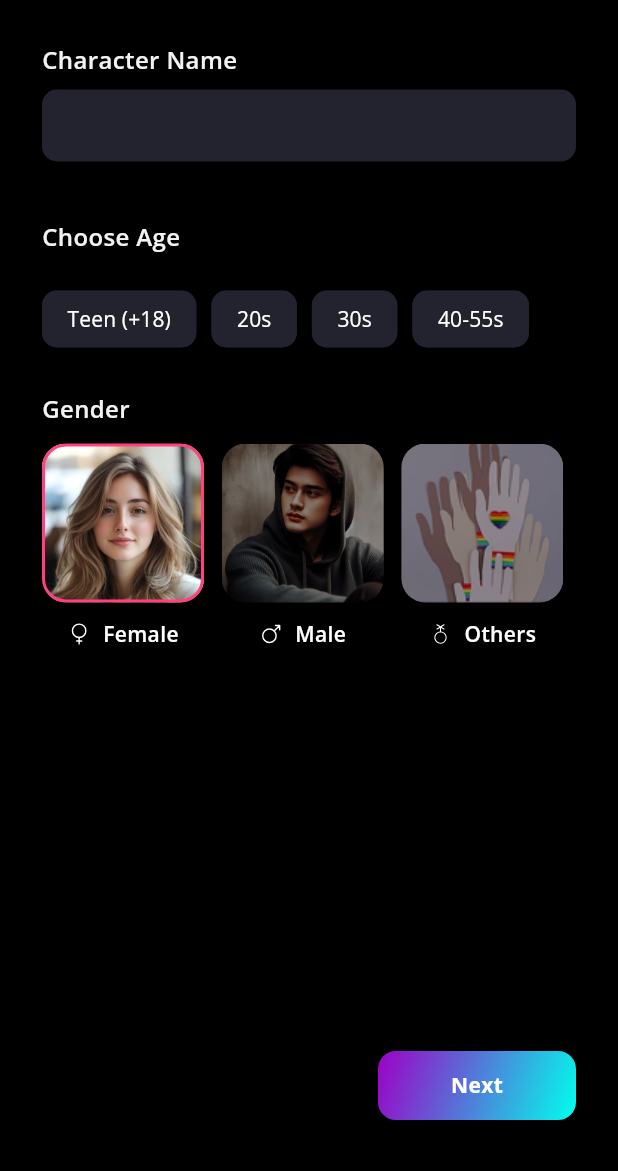
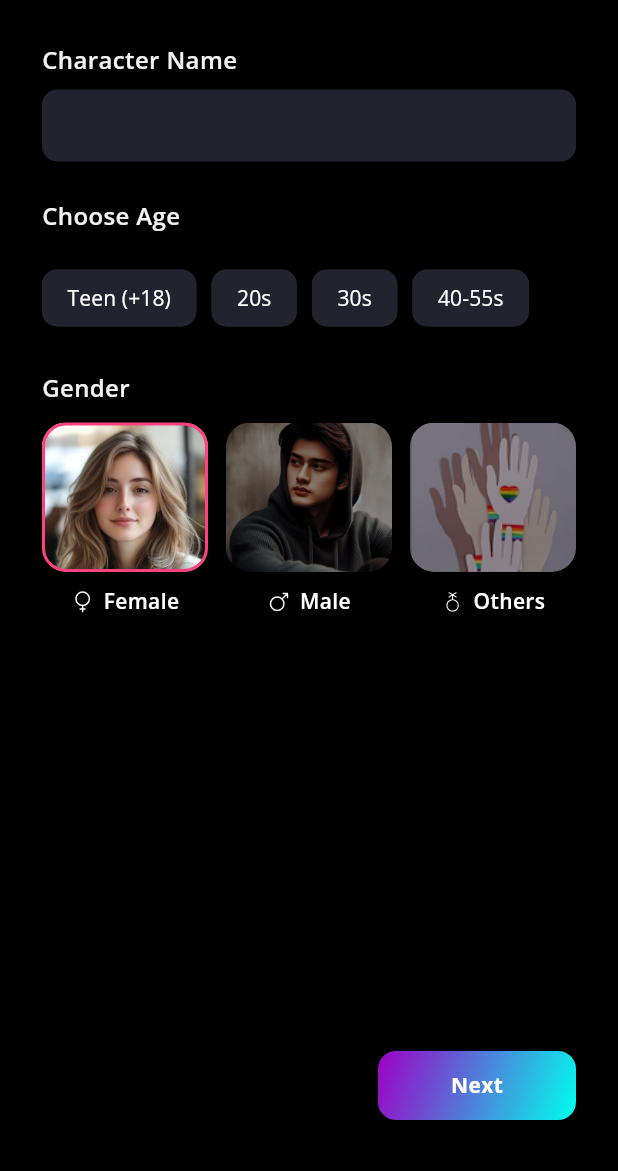
Before and after one commit to harshkapoor99/android, a Flutter app: the CreateTab screen opened directly, after a tap on "Female", on a phone screen of 412 x 824 dp, the part 65-1236 px from its top. Run offline on Flutter 3.47's test engine with Material 3 defaults, Android fonts, the phone set to English and light mode, and no system bars; our stand-ins replace cached_network_image, flutter_screenutil, flutter_svg, google_fonts, page_transition, pinput; project files that could hold a hidden picture were left out.

Commit message:
Page Responsive

```diff
--- a/lib/components/image_option_selector.dart
+++ b/lib/components/image_option_selector.dart
@@ -1,6 +1,5 @@
 import 'package:flutter/material.dart';
-import 'package:flutter_svg/svg.dart';
-import 'package:google_fonts/google_fonts.dart';
+import 'package:flutter_svg/flutter_svg.dart';
 
 class ImageOptionSelector extends StatelessWidget {
   final List<Map<String, dynamic>> options;
@@ -18,31 +17,22 @@ class ImageOptionSelector extends StatelessWidget {
   Widget build(BuildContext context) {
     return LayoutBuilder(
       builder: (context, constraints) {
-        final separatorWidth = 16.0 * (options.length - 1);
-        final rawItemWidth = (constraints.maxWidth - separatorWidth) / options.length;
+        const spacing = 12.0;
+        const totalSpacing = spacing * 2; // between 3 items
+        final itemWidth = (constraints.maxWidth - totalSpacing) / 3;
+        final imageHeight = itemWidth * 0.9;
 
-        // Clamp width and height
-        final itemWidth = rawItemWidth.clamp(0.0, 116.0);
-        final imageHeight = 106.0;
-
-        return SizedBox(
-          height: imageHeight + 11 + 24, // image + spacing + label/icon
-          child: Row(
-            mainAxisSize: MainAxisSize.min,
-            children: List.generate(options.length * 2 - 1, (index) {
-              if (index.isOdd) {
-                // Gap between items
-                return const SizedBox(width: 11.8);
-              }
-
-              final actualIndex = index ~/ 2;
-              final option = options[actualIndex];
+        return Wrap(
+          spacing: spacing,
+          runSpacing: spacing,
+          children: options.map((option) {
             final isSelected = selected == option['value'];
 
             return GestureDetector(
               onTap: () => onChanged(option['value']),
+              child: SizedBox(
+                width: itemWidth,
                 child: Column(
-                  crossAxisAlignment: CrossAxisAlignment.center,
                   children: [
                     Container(
                       width: itemWidth,
@@ -55,7 +45,9 @@ class ImageOptionSelector extends StatelessWidget {
                         image: DecorationImage(
                           image: AssetImage(option['image']),
                           fit: BoxFit.cover,
-                          alignment: option['label'] == 'Female' ? const Alignment(0, -0.8) : Alignment.center,
+                          alignment: option['label'] == 'Female'
+                              ? const Alignment(0, -0.8)
+                              : Alignment.center,
                           colorFilter: isSelected
                               ? null
                               : ColorFilter.mode(
@@ -63,13 +55,10 @@ class ImageOptionSelector extends StatelessWidget {
                             BlendMode.darken,
                           ),
                         ),
-
                       ),
                     ),
-                    const SizedBox(height: 11),
-                    SizedBox(
-                      width: itemWidth,
-                      child: Row(
+                    const SizedBox(height: 10),
+                    Row(
                       mainAxisAlignment: MainAxisAlignment.center,
                       children: [
                         if (option['icon'] != null) ...[
@@ -86,36 +75,34 @@ class ImageOptionSelector extends StatelessWidget {
                             width: 16,
                             color: Colors.white,
                           ),
-                            const SizedBox(width: 8),
+                          const SizedBox(width: 6),
                         ],
                         Flexible(
                           child: Text(
                             option['label'],
-                              style: TextStyle(
+                            style: const TextStyle(
                               fontWeight: FontWeight.w600,
                               fontSize: 14,
                               color: Colors.white,
+                              overflow: TextOverflow.ellipsis,
                               shadows: [
                                 Shadow(
                                   blurRadius: 4,
-                                    color: Colors.black.withOpacity(0.7),
-                                    offset: const Offset(0, 2),
-                                  )
+                                  color: Colors.black,
+                                  offset: Offset(0, 2),
+                                ),
                               ],
                             ),
-                              overflow: TextOverflow.ellipsis,
                             textAlign: TextAlign.center,
                           ),
                         ),
                       ],
                     ),
-                    ),
                   ],
                 ),
+              ),
             );
-            }),
-          ),
-
+          }).toList(),
         );
       },
     );
--- a/lib/components/labeled_text_field.dart
+++ b/lib/components/labeled_text_field.dart
@@ -4,8 +4,6 @@ import 'package:google_fonts/google_fonts.dart';
 class LabeledTextField extends StatelessWidget {
   final TextEditingController controller;
   final String label;
-  final double width;
-  final double height;
   final Color labelColor;
   final Color fillColor;
   final TextStyle? labelTextStyle;
@@ -17,8 +15,6 @@ class LabeledTextField extends StatelessWidget {
     Key? key,
     required this.controller,
     required this.label,
-    this.width = 374,
-    this.height = 90,
     this.labelColor = const Color(0xFFF2F2F2),
     this.fillColor = const Color(0xFF23222F),
     this.labelTextStyle,
@@ -37,10 +33,9 @@ class LabeledTextField extends StatelessWidget {
           color: labelColor,
         );
 
-    return SizedBox(
-      width: width,
-      height: height,
-      child: Column(
+    return LayoutBuilder(
+      builder: (context, constraints) {
+        return Column(
           crossAxisAlignment: CrossAxisAlignment.start,
           children: [
             Text(label, style: labelStyle),
@@ -67,7 +62,8 @@ class LabeledTextField extends StatelessWidget {
               ),
             ),
           ],
-      ),
+        );
+      },
     );
   }
 }
--- a/lib/screens/tabs/Step2Widget.dart
+++ b/lib/screens/tabs/Step2Widget.dart
@@ -1,9 +1,5 @@
 import 'package:flutter/material.dart';
 import 'package:flutter_svg/svg.dart';
-import 'package:google_fonts/google_fonts.dart';
-import '../../components/choice_option_selector.dart';
-import '../../components/image_option_selector.dart';
-import '../../components/labeled_text_field.dart';
 
 class Step2Widget extends StatefulWidget {
   const Step2Widget({super.key});
@@ -14,15 +10,15 @@ class Step2Widget extends StatefulWidget {
 
 class _Step2WidgetState extends State<Step2Widget> {
 
-  Widget _buildOptionTile(String title, String icon) {
+  Widget _buildOptionTile(String title, String icon, double width, {bool isLast = false}) {
     return Padding(
-      padding: const EdgeInsets.only(bottom: 24),
+      padding: EdgeInsets.only(bottom: title == 'City' ? 0 : 24),
       child: Container(
-        width: 333, // Set width
-        height: 56, // Set height
+        width: width,
+        height: 56,
         decoration: BoxDecoration(
-          color: const Color(0xFF23222F), // Background color #23222F
-          borderRadius: BorderRadius.circular(10), // Border radius 10px
+          color: const Color(0xFF23222F),
+          borderRadius: BorderRadius.circular(10),
         ),
         child: ListTile(
           leading: SizedBox(
@@ -30,50 +26,44 @@ class _Step2WidgetState extends State<Step2Widget> {
             width: 16,
             child: SvgPicture.asset(icon, height: 16, width: 16),
           ),
-
           title: Text(
             title,
-            style: TextStyle(color: Colors.white, fontWeight: FontWeight.w600),
-          ), // White text
-          trailing: const Icon(
-            Icons.arrow_forward_ios,
-            color: Colors.white,
-            size: 16,
+            style: const TextStyle(color: Colors.white, fontWeight: FontWeight.w600),
           ),
-          onTap: () {
-            _showOptionPopup(context);
-          },
+          trailing: const Icon(Icons.arrow_forward_ios, color: Colors.white, size: 16),
+          onTap: () => _showOptionPopup(context),
         ),
       ),
     );
   }
 
+
   void _showOptionPopup(BuildContext context) {
     showModalBottomSheet(
       context: context,
-      backgroundColor: Colors.transparent, // Remove default background color
+      backgroundColor: Colors.transparent,
       builder: (context) {
+        final screenWidth = MediaQuery.of(context).size.width;
+        final crossAxisCount = screenWidth < 400
+            ? 2
+            : screenWidth < 700
+            ? 3
+            : 4;
+
         return Container(
-          height: 552, // Increase height slightly for title
-          decoration: BoxDecoration(
+          height: 552,
+          decoration: const BoxDecoration(
             color: Color(0xFF141416),
-            borderRadius: BorderRadius.only(
-              topLeft: Radius.circular(40),
-              topRight: Radius.circular(40),
-            ),
+            borderRadius: BorderRadius.vertical(top: Radius.circular(40)),
           ),
           child: Column(
             children: [
               Padding(
-                padding: const EdgeInsets.symmetric(
-                  horizontal: 16,
-                  vertical: 12,
-                ),
-                child: Padding(
-                  padding: const EdgeInsets.symmetric(vertical: 16),
+                padding:
+                const EdgeInsets.symmetric(horizontal: 16, vertical: 16),
                 child: Row(
                   children: [
-                      Expanded(
+                    const Expanded(
                       child: Text(
                         'Choose from here',
                         style: TextStyle(
@@ -85,10 +75,9 @@ class _Step2WidgetState extends State<Step2Widget> {
                     ),
                     GestureDetector(
                       onTap: () => Navigator.pop(context),
-                        child: Icon(Icons.close, color: Colors.white),
+                      child: const Icon(Icons.close, color: Colors.white),
                     ),
                   ],
-                  ),
                 ),
               ),
               Expanded(
@@ -96,32 +85,24 @@ class _Step2WidgetState extends State<Step2Widget> {
                   padding: const EdgeInsets.symmetric(horizontal: 12),
                   child: GridView.builder(
                     gridDelegate: SliverGridDelegateWithFixedCrossAxisCount(
-                      crossAxisCount: 3, // 3 columns
+                      crossAxisCount: crossAxisCount,
                       crossAxisSpacing: 12,
                       mainAxisSpacing: 12,
                       childAspectRatio: 2.5,
                     ),
-                    itemCount: 21, // 7 rows x 3 columns
+                    itemCount: 21,
                     itemBuilder: (context, index) {
                       return GestureDetector(
                         onTap: () => Navigator.pop(context),
                         child: Container(
-                          width: 106, // Width of the button
-                          height: 46, // Height of the button
-                          padding: EdgeInsets.symmetric(
-                            vertical: 8,
-                            horizontal: 16,
-                          ), // Padding
+                          padding: const EdgeInsets.symmetric(
+                              vertical: 8, horizontal: 16),
                           decoration: BoxDecoration(
-                            color: Color(0xFF23222F),
-                            borderRadius: BorderRadius.circular(
-                              100,
-                            ), // Border-radius of 100px
+                            color: const Color(0xFF23222F),
+                            borderRadius: BorderRadius.circular(100),
                           ),
-                          child: Row(
-                            mainAxisAlignment: MainAxisAlignment.center,
-                            children: [
-                              Text(
+                          child: const Center(
+                            child: Text(
                               'Choose type',
                               style: TextStyle(
                                 color: Color(0xFFE5E5E5),
@@ -129,10 +110,6 @@ class _Step2WidgetState extends State<Step2Widget> {
                                 fontWeight: FontWeight.w600,
                               ),
                             ),
-                              SizedBox(
-                                width: 10,
-                              ), // Gap between text and any other widget (e.g., icon)
-                            ],
                           ),
                         ),
                       );
@@ -149,60 +126,43 @@ class _Step2WidgetState extends State<Step2Widget> {
 
   @override
   Widget build(BuildContext context) {
+    final screenWidth = MediaQuery.of(context).size.width;
+    final maxContainerWidth = screenWidth * 0.9; // 90% of screen width
+
     return SingleChildScrollView(
       child: Column(
         crossAxisAlignment: CrossAxisAlignment.start,
         children: [
-          Text(
+          const Text(
             'Choose Character’s',
             style: TextStyle(
               fontSize: 16,
               fontWeight: FontWeight.w600,
-              color: const Color(0xFFF2F2F2),
+              color: Color(0xFFF2F2F2),
             ),
           ),
-          const SizedBox(height: 20),
-          Positioned(
-            top: 191,
-            left: 28,
+          const SizedBox(height: 25),
+          Center(
             child: Container(
-              width: 374,
-              height: 509,
+              width: maxContainerWidth,
               decoration: BoxDecoration(
-                color: Color(0xFF151519), // Background color #151519
+                color: const Color(0xFF151519),
                 borderRadius: BorderRadius.circular(10),
               ),
-              child: Padding(
-                padding: const EdgeInsets.only(top: 24),
+              padding: const EdgeInsets.symmetric(vertical: 24, horizontal: 12),
               child: Column(
                 children: [
-                    _buildOptionTile(
-                      'Personality',
-                      'assets/icons/solar_mask-sad-linear.svg',
-                    ),
-                    _buildOptionTile(
-                      'Relationship',
-                      'assets/icons/carbon_friendship.svg',
-                    ),
-                    _buildOptionTile(
-                      'Behaviour',
-                      'assets/icons/token_mind.svg',
-                    ),
-                    _buildOptionTile(
-                      'Voice',
-                      'assets/icons/ri_voice-ai-fill.svg',
-                    ),
-                    _buildOptionTile('Country', 'assets/icons/ci_flag.svg'),
-                    _buildOptionTile(
-                      'City',
-                      'assets/icons/mage_location.svg',
-                    ),
+                  _buildOptionTile('Personality', 'assets/icons/solar_mask-sad-linear.svg', maxContainerWidth),
+                  _buildOptionTile('Relationship', 'assets/icons/carbon_friendship.svg', maxContainerWidth),
+                  _buildOptionTile('Behaviour', 'assets/icons/token_mind.svg', maxContainerWidth),
+                  _buildOptionTile('Voice', 'assets/icons/ri_voice-ai-fill.svg', maxContainerWidth),
+                  _buildOptionTile('Country', 'assets/icons/ci_flag.svg', maxContainerWidth),
+                  _buildOptionTile('City', 'assets/icons/mage_location.svg', maxContainerWidth),
                 ],
               ),
             ),
           ),
-          ),
-          const SizedBox(height: 30),
+          const SizedBox(height: 25),
         ],
       ),
     );
--- a/lib/screens/tabs/Step3Widget.dart
+++ b/lib/screens/tabs/Step3Widget.dart
@@ -1,9 +1,5 @@
 import 'package:flutter/material.dart';
 import 'package:flutter_svg/svg.dart';
-import 'package:google_fonts/google_fonts.dart';
-import '../../components/choice_option_selector.dart';
-import '../../components/image_option_selector.dart';
-import '../../components/labeled_text_field.dart';
 
 class Step3Widget extends StatefulWidget {
   const Step3Widget({super.key});
@@ -13,7 +9,6 @@ class Step3Widget extends StatefulWidget {
 }
 
 class _Step3WidgetState extends State<Step3Widget> {
-
   final TextEditingController _descriptionController = TextEditingController();
   final TextEditingController _backstoryController = TextEditingController();
   bool _isBackstoryEmpty = true;
@@ -25,15 +20,11 @@ class _Step3WidgetState extends State<Step3Widget> {
   @override
   void initState() {
     super.initState();
-
-    // Listen to changes in the backstory TextField
     _backstoryController.addListener(() {
       setState(() {
         _isBackstoryEmpty = _backstoryController.text.isEmpty;
       });
     });
-
-    // Listen to changes in the image description TextField
     _descriptionController.addListener(() {
       setState(() {
         _isDescriptionEmpty = _descriptionController.text.isEmpty;
@@ -43,17 +34,18 @@ class _Step3WidgetState extends State<Step3Widget> {
 
   @override
   void dispose() {
-    // Dispose the controllers and focus nodes
     _backstoryController.dispose();
     _backstoryFocusNode.dispose();
     _descriptionController.dispose();
     _descriptionFocusNode.dispose();
-    _pageController.dispose(); // Dispose the PageController
+    _pageController.dispose();
     super.dispose();
   }
 
   @override
   Widget build(BuildContext context) {
+    final screenWidth = MediaQuery.of(context).size.width;
+
     return SingleChildScrollView(
       child: Column(
         crossAxisAlignment: CrossAxisAlignment.start,
@@ -63,10 +55,8 @@ class _Step3WidgetState extends State<Step3Widget> {
             child: Column(
               children: [
                 Stack(
-                  clipBehavior:
-                  Clip.none, // Allow children to be placed outside the box
+                  clipBehavior: Clip.none,
                   children: [
-                    // Character image container
                     Container(
                       width: 167,
                       height: 167,
@@ -82,22 +72,19 @@ class _Step3WidgetState extends State<Step3Widget> {
                         ),
                       ),
                     ),
-                    // Edit icon positioned 10px outside the box to the right
                     Positioned(
-                      right:
-                      -23, // Positioning the icon 10px outside the container
+                      right: -23,
                       bottom: 0,
                       child: SvgPicture.asset(
-                        'assets/icons/solar_pen-2-bold.svg', // Your SVG asset path
+                        'assets/icons/solar_pen-2-bold.svg',
                         width: 26,
                         height: 26,
                       ),
                     ),
                   ],
                 ),
-
                 const SizedBox(height: 10),
-                Text(
+                const Text(
                   'Character Image',
                   style: TextStyle(
                     fontSize: 16,
@@ -111,8 +98,7 @@ class _Step3WidgetState extends State<Step3Widget> {
 
           const SizedBox(height: 30),
 
-          // Image description section
-          Text(
+          const Text(
             'Image description (if any)',
             style: TextStyle(
               fontSize: 16,
@@ -122,20 +108,14 @@ class _Step3WidgetState extends State<Step3Widget> {
           ),
           const SizedBox(height: 10),
           Container(
-            width: 374,
+            width: double.infinity,
             height: 144,
             decoration: BoxDecoration(
-              border: Border.all(
-                color: Colors.transparent,
-              ), // Remove green border
-              borderRadius: BorderRadius.circular(
-                16,
-              ), // Keep other properties
-              color: const Color(0xFF272730), // Background color
+              borderRadius: BorderRadius.circular(16),
+              color: const Color(0xFF272730),
             ),
             child: Stack(
               children: [
-                // Text field with a nested Stack for layering
                 Stack(
                   children: [
                     TextField(
@@ -148,37 +128,27 @@ class _Step3WidgetState extends State<Step3Widget> {
                         border: InputBorder.none,
                         enabledBorder: InputBorder.none,
                         focusedBorder: InputBorder.none,
-                        hintText: '',
-                        hintStyle: TextStyle(color: Colors.grey),
                         contentPadding: EdgeInsets.all(16),
                       ),
                     ),
-
-                    // Conditionally show floating Random Prompt button
                     if (_isDescriptionEmpty)
                       Positioned(
                         bottom: 12,
                         right: 12,
                         child: SizedBox(
-                          width: 148,
                           height: 32,
                           child: ElevatedButton.icon(
-                            onPressed: () {
-                              // Your prompt logic here
-                            },
+                            onPressed: () {},
                             style: ElevatedButton.styleFrom(
                               backgroundColor: const Color(0xFF1C1B2A),
-                              padding: const EdgeInsets.symmetric(
-                                horizontal: 12,
-                              ),
+                              padding: const EdgeInsets.symmetric(horizontal: 12),
                               shape: RoundedRectangleBorder(
                                 borderRadius: BorderRadius.circular(8),
                               ),
                               elevation: 0,
                             ),
                             icon: ShaderMask(
-                              shaderCallback:
-                                  (bounds) => const LinearGradient(
+                              shaderCallback: (bounds) => const LinearGradient(
                                 colors: [
                                   Color(0xFFAD00FF),
                                   Color(0xFF00E0FF),
@@ -190,7 +160,7 @@ class _Step3WidgetState extends State<Step3Widget> {
                                 'assets/svgs/ic_chat_prefix.svg',
                                 width: 18,
                                 height: 18,
-                                colorFilter: ColorFilter.mode(
+                                colorFilter: const ColorFilter.mode(
                                   Colors.white,
                                   BlendMode.srcIn,
                                 ),
@@ -209,8 +179,6 @@ class _Step3WidgetState extends State<Step3Widget> {
                       ),
                   ],
                 ),
-
-                // Feather icon when empty
                 if (_isDescriptionEmpty)
                   Positioned(
                     top: 16,
@@ -227,8 +195,7 @@ class _Step3WidgetState extends State<Step3Widget> {
 
           const SizedBox(height: 30),
 
-          // Back Story section
-          Text(
+          const Text(
             'Back Story if any (300 words)',
             style: TextStyle(
               fontSize: 16,
@@ -239,34 +206,27 @@ class _Step3WidgetState extends State<Step3Widget> {
           const SizedBox(height: 10),
           Container(
             height: 144,
-            width: 374,
+            width: double.infinity,
             decoration: BoxDecoration(
-              border: Border.all(
-                color: Colors.transparent,
-              ), // Remove green border
-              borderRadius: BorderRadius.circular(
-                16,
-              ), // Keep other properties
-              color: const Color(0xFF272730), // Background color
+              borderRadius: BorderRadius.circular(16),
+              color: const Color(0xFF272730),
             ),
             child: Stack(
               children: [
-                // Text field
                 TextField(
                   controller: _backstoryController,
-                  focusNode: _backstoryFocusNode, // Attach the FocusNode
+                  focusNode: _backstoryFocusNode,
                   style: const TextStyle(color: Colors.white),
                   maxLines: null,
                   expands: true,
-                  decoration: InputDecoration(
+                  decoration: const InputDecoration(
                     border: InputBorder.none,
                     enabledBorder: InputBorder.none,
                     focusedBorder: InputBorder.none,
-                    hintText: '',
+                    contentPadding: EdgeInsets.all(16),
                   ),
                 ),
-                // Feather icon (conditionally displayed)
-                if (_isBackstoryEmpty) // Show icon only when the TextField is empty
+                if (_isBackstoryEmpty)
                   Positioned(
                     top: 16,
                     left: 16,
@@ -279,6 +239,7 @@ class _Step3WidgetState extends State<Step3Widget> {
               ],
             ),
           ),
+
           const SizedBox(height: 20),
         ],
       ),
```
Also changed, not shown: lib/screens/tabs/Step0Widget.dart (line endings or trailing spaces). Lines whose indentation alone changed are shown as unchanged.
